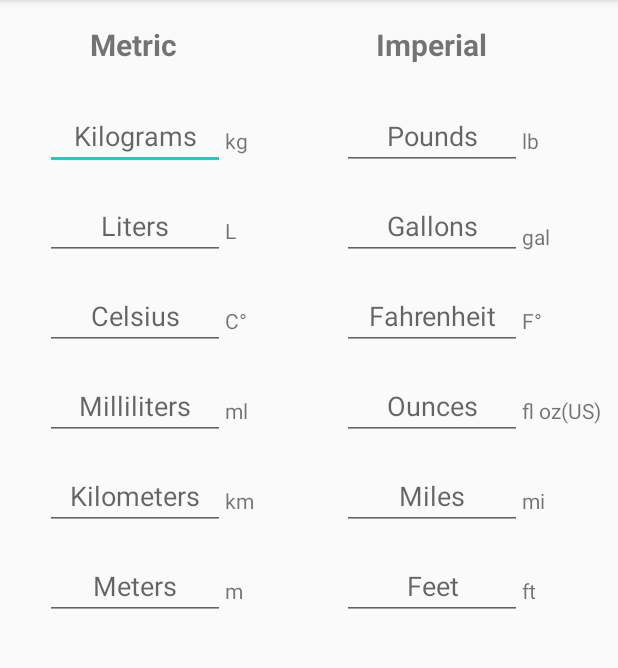
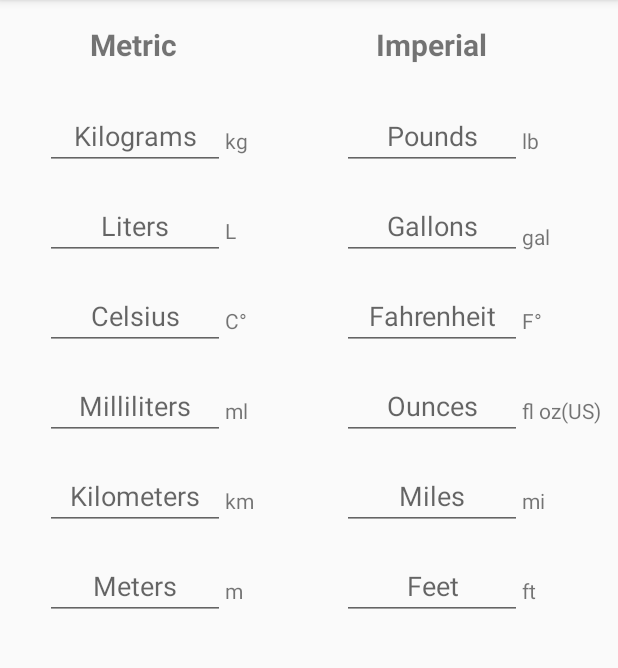
Before and after one commit to iSvirchev/Android_Organizer, an Android app: the Converter screen opened directly, with no data from a screen before it, on a phone screen of 412 x 824 dp, the part 84-752 px from its top. Run offline under Robolectric (Android 15) with nearby library versions, the phone set to English and light mode, and no system bars.

Commit message:
changed android:focusableInTouchMode="true" for the constraint layout so that on boot NO EditText is selected.

```diff
--- a/Organizer/app/src/main/res/layout/activity_converter.xml
+++ b/Organizer/app/src/main/res/layout/activity_converter.xml
@@ -9,7 +9,7 @@
     <androidx.constraintlayout.widget.ConstraintLayout
         android:layout_width="match_parent"
         android:layout_height="729dp"
-        tools:layout_editor_absoluteY="1dp">
+        android:focusableInTouchMode="true">
 
         <EditText
             android:id="@+id/ft_tv"
```
